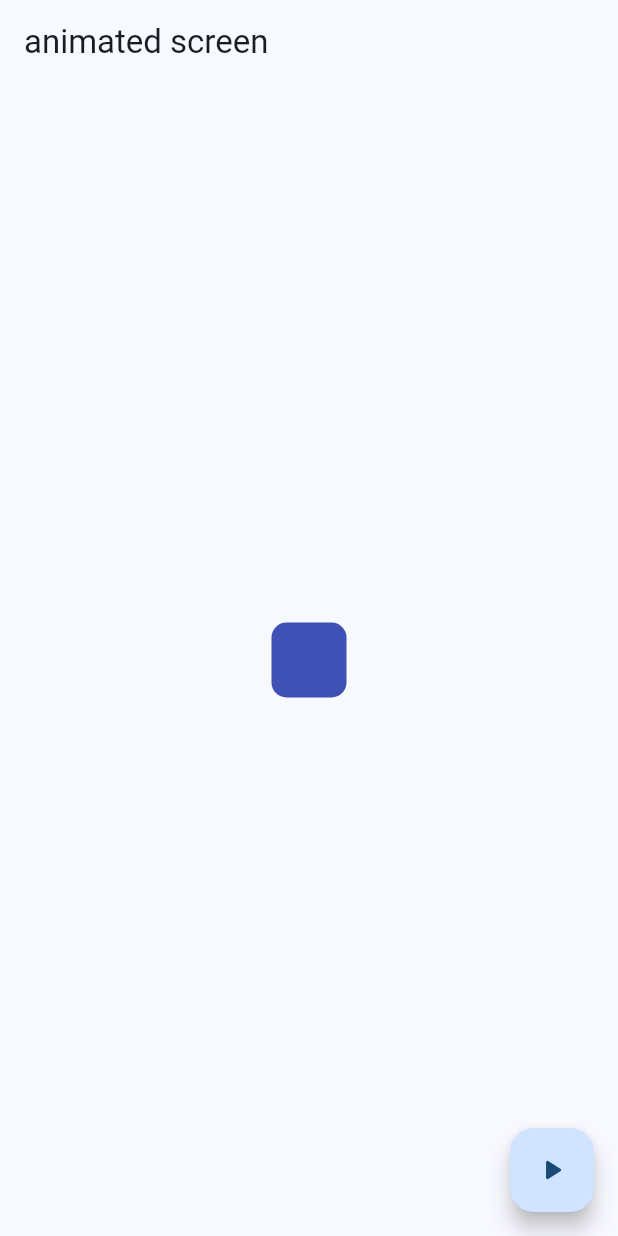
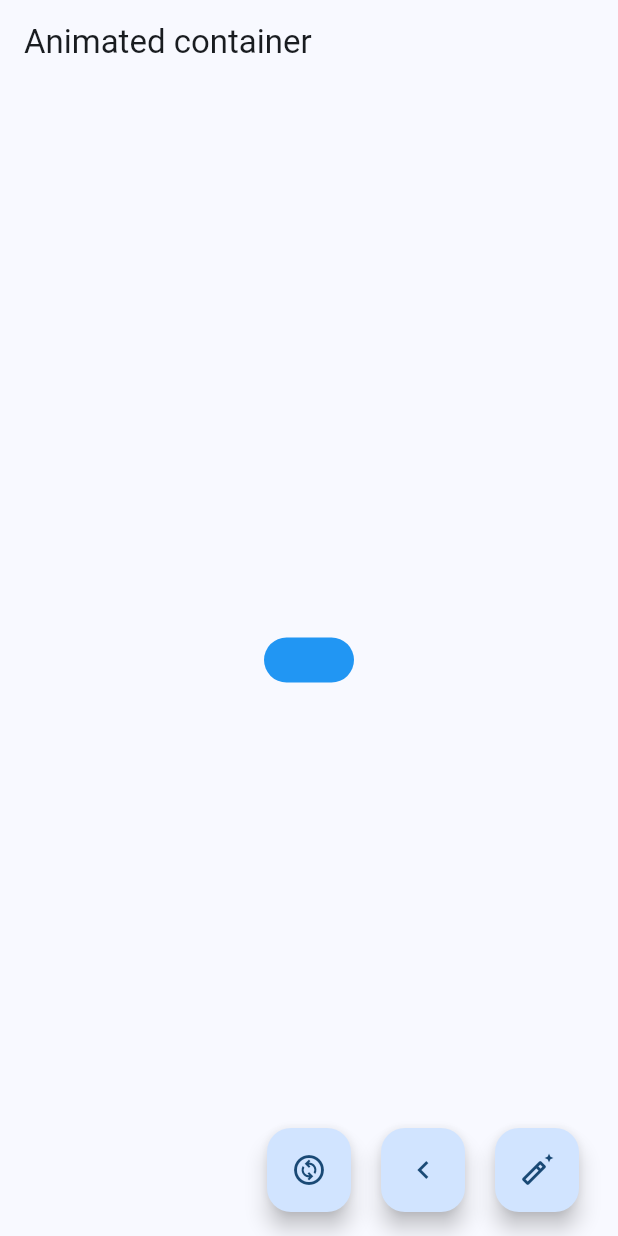
Before and after one commit to rabindranathfv/widget_app, a Flutter app: the AnimatedScreen screen opened by its route, on a phone screen of 412 x 824 dp. Run offline on Flutter 3.47's test engine with Material 3 defaults, Android fonts, the phone set to English and light mode, and no system bars; our stand-ins replace go_router.

Commit message:
finish animated screen and start with ui controls screen

```diff
--- a/lib/config/menu/menu_items.dart
+++ b/lib/config/menu/menu_items.dart
@@ -36,6 +36,11 @@ const appMenuItems = <MenuItem>[
       link: '/animated',
       icon: Icons.panorama_horizontal),
   MenuItem(
+      title: 'Ui Controls + titles',
+      subTitle: 'A severals controlleres with differents titles',
+      link: '/ui-controls',
+      icon: Icons.car_rental_outlined),
+  MenuItem(
       title: 'Snackbars',
       subTitle: 'A Snackbars container',
       link: '/snackbars',
--- a/lib/config/router/app_router.dart
+++ b/lib/config/router/app_router.dart
@@ -18,7 +18,7 @@ final appRouter = GoRouter(initialLocation: '/', routes: [
       path: '/progress',
       name: ProgressScreen.name,
       builder: (context, state) => const ProgressScreen()),
-GoRoute(
+  GoRoute(
       path: '/snackbars',
       name: SnackbarScreen.name,
       builder: (context, state) => const SnackbarScreen()),
@@ -27,6 +27,10 @@ GoRoute(
       name: AnimatedScreen.name,
       builder: (context, state) => const AnimatedScreen()),
   GoRoute(
+      path: '/ui-controls',
+      name: UiControlsScreen.name,
+      builder: (context, state) => const UiControlsScreen()),
+  GoRoute(
       path: '/tutorial',
       name: AppTutorialScreen.name,
       builder: (context, state) => const AppTutorialScreen())
--- a/lib/presentation/screens/animated/animated_screen.dart
+++ b/lib/presentation/screens/animated/animated_screen.dart
@@ -1,8 +1,10 @@
 import 'dart:math' show Random;
+
 import 'package:flutter/material.dart';
 
 class AnimatedScreen extends StatefulWidget {
-  static const String name = 'animated_screen';
+  static const name = 'animated_screen';
+
   const AnimatedScreen({super.key});
 
   @override
@@ -10,42 +12,119 @@ class AnimatedScreen extends StatefulWidget {
 }
 
 class _AnimatedScreenState extends State<AnimatedScreen> {
-  double width = 50;
-  double height = 50;
-  Color color = Colors.indigo;
-  double borderRadius = 10.0;
+  double containerWidth = 60.0;
+  double containerHeight = 30.0;
+  double containerBorderRadius = 20.0;
+  Color containerColor = Colors.blue;
+  Curve curve = Curves.bounceOut;
 
-  void changeShape() {
+  Map<String, dynamic> previousShape = {
+    'containerWidth': 60.0,
+    'containerHeight': 30.0,
+    'containerBorderRadius': 20.0,
+    'cotainerColor': Colors.blue
+  };
+
+  void changeShape(
+      {double? width, double? height, double? borderRadius, Color? color}) {
+    updatePreviousShape();
     final random = Random();
 
-    width = random.nextInt(300) + 120;
-    height = random.nextInt(300) + 120;
-    color = Color.fromRGBO(random.nextInt(255) , random.nextInt(255), random.nextInt(255), 1);
-    borderRadius = random.nextDouble() + 20;
+    containerWidth = width ?? random.nextInt(251) + 50;
+    containerHeight = height ?? random.nextInt(251) + 50;
+    containerBorderRadius = borderRadius ?? random.nextInt(50).toDouble();
+    containerColor = color ??
+        Color.fromRGBO(
+            random.nextInt(255), random.nextInt(255), random.nextInt(255), 1);
 
     setState(() {});
+  }
 
-    print('ejecutando 2');
+  void changeToPreviousShape() {
+    changeShape(
+        width: previousShape['containerWidth'] ?? containerWidth,
+        height: previousShape['containerHeight'] ?? containerHeight,
+        borderRadius:
+            previousShape['containerBorderRadius'] ?? containerBorderRadius,
+        color: previousShape['containerColor'] ?? containerColor);
+  }
 
+  void updatePreviousShape() {
+    previousShape['containerWidth'] = containerWidth;
+    previousShape['containerHeight'] = containerHeight;
+    previousShape['containerBorderRadius'] = containerBorderRadius;
+    previousShape['containerColor'] = containerColor;
+  }
+
+  void changeCurve(BuildContext context, {Curve? curve}) {
+    final Random random = Random();
+    const curves = <Curve>[
+      Curves.decelerate,
+      Curves.bounceOut,
+      Curves.easeOutCubic,
+      Curves.fastOutSlowIn,
+      Curves.easeOutQuart
+    ];
+
+    this.curve = curve ?? curves[random.nextInt(curves.length)];
+    ScaffoldMessenger.of(context).clearSnackBars();
+    ScaffoldMessenger.of(context).showSnackBar(
+        SnackBar(content: Text('Animation curve changed to ${this.curve}')));
+    setState(() {});
   }
 
   @override
   Widget build(BuildContext context) {
     return Scaffold(
-      appBar: AppBar(title: Text('animated screen')),
+      appBar: AppBar(
+        title: const Text('Animated container'),
+      ),
       body: Center(
-        child: AnimatedContainer(
-          duration: const Duration(seconds: 400),
-          curve: Curves.easeOutCubic,
-          width: width <= 0 ? 0 : width,
-          height: height <= 0 ? 0 : height,
-          decoration: BoxDecoration(
-              color: color, borderRadius: BorderRadius.circular(borderRadius <= 0 ? 0 : borderRadius)),
+        child: GestureDetector(
+          onTap: changeShape,
+          onHorizontalDragEnd: (_) => changeToPreviousShape(),
+          child: AnimatedContainer(
+            curve: curve,
+            duration: const Duration(milliseconds: 350),
+            width: containerWidth < 0 ? 0 : containerWidth,
+            height: containerHeight < 0 ? 0 : containerHeight,
+            decoration: BoxDecoration(
+              color: containerColor,
+              borderRadius: BorderRadius.circular(
+                  containerBorderRadius < 0 ? 0 : containerBorderRadius),
+            ),
+          ),
         ),
       ),
-      floatingActionButton: FloatingActionButton(
-        onPressed: () => changeShape(),
-        child: const Icon(Icons.play_arrow_rounded),
+      floatingActionButton: Row(
+        mainAxisAlignment: MainAxisAlignment.end,
+        crossAxisAlignment: CrossAxisAlignment.center,
+        children: [
+          Padding(
+            padding: const EdgeInsets.symmetric(horizontal: 10.0),
+            child: FloatingActionButton(
+              heroTag: 'floatingButtonChangeCurve',
+              onPressed: () => changeCurve(context),
+              child: const Icon(Icons.change_circle_outlined),
+            ),
+          ),
+          Padding(
+            padding: const EdgeInsets.symmetric(horizontal: 10.0),
+            child: FloatingActionButton(
+              heroTag: 'floatingButtonPreviousShape',
+              onPressed: changeToPreviousShape,
+              child: const Icon(Icons.navigate_before_outlined),
+            ),
+          ),
+          Padding(
+            padding: const EdgeInsets.symmetric(horizontal: 10.0),
+            child: FloatingActionButton(
+              heroTag: 'floatingButtonChangeShape',
+              onPressed: changeShape,
+              child: const Icon(Icons.auto_fix_normal_outlined),
+            ),
+          ),
+        ],
       ),
     );
   }
```
